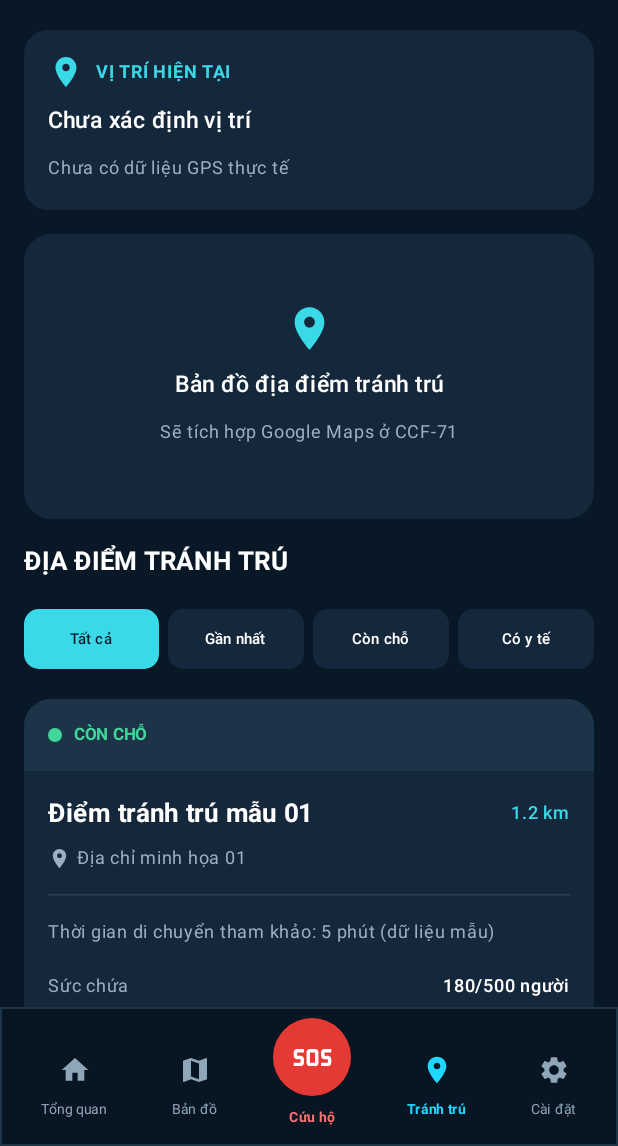
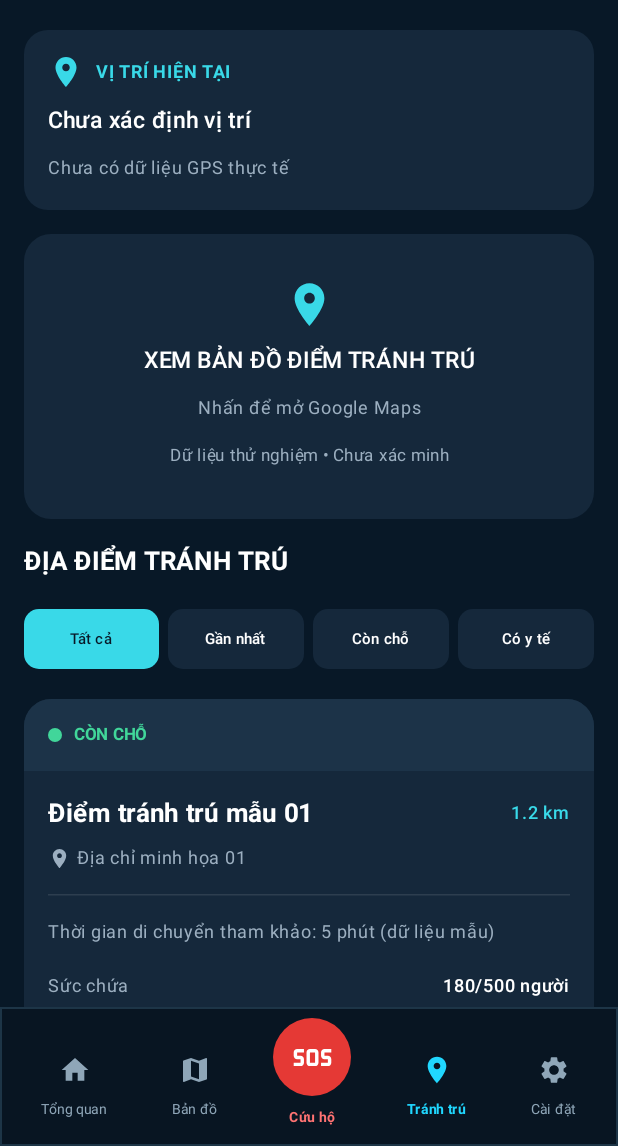
Before and after one commit to phandacphu/Cap1_C1SE76__FLOODGUARD, an Android app built with Jetpack Compose: the SafeLocationListScreen screen opened through its navigation route, on a phone screen of 412 x 824 dp, the part 90-1236 px from its top. Run offline under Robolectric (Android 15) with nearby library versions, the light colour scheme and no system bars.

Commit message:
fix(mobile): connect Safe Location screens to Google Maps CCF-71

```diff
--- a/mobile/app/src/main/java/com/example/floodguard/ui/navigation/AppNavGraph.kt
+++ b/mobile/app/src/main/java/com/example/floodguard/ui/navigation/AppNavGraph.kt
@@ -342,6 +342,11 @@ fun AppNavGraph(
                 onBack = {
                     navController.popBackStack()
                 },
+                onMapClick = {
+                    navController.navigate(AppRoutes.MAP) {
+                        launchSingleTop = true
+                    }
+                },
 
                 onNotificationClick = {
                     Toast.makeText(
--- a/mobile/app/src/main/java/com/example/floodguard/ui/screens/home/HomeScreen.kt
+++ b/mobile/app/src/main/java/com/example/floodguard/ui/screens/home/HomeScreen.kt
@@ -1432,8 +1432,7 @@ private fun SafeShelterCard(
 
 
                     Text(
-                        text =
-                            "BẢN ĐỒ TUYẾN ĐƯỜNG AN TOÀN",
+                        text = "XEM BẢN ĐỒ NGẬP & ĐIỂM TRÚ",
 
                         color = WhiteText,
 
@@ -1445,8 +1444,7 @@ private fun SafeShelterCard(
 
 
                     Text(
-                        text =
-                            "Nhấn để xem bản đồ",
+                        text = "Nhấn để mở Google Maps • Dữ liệu thử nghiệm",
 
                         color = GrayText,
 
--- a/mobile/app/src/main/java/com/example/floodguard/ui/screens/safe_location/SafeLocationListScreen.kt
+++ b/mobile/app/src/main/java/com/example/floodguard/ui/screens/safe_location/SafeLocationListScreen.kt
@@ -5,6 +5,7 @@ import androidx.compose.foundation.layout.*
 import androidx.compose.foundation.lazy.LazyColumn
 import androidx.compose.foundation.lazy.items
 import androidx.compose.foundation.shape.RoundedCornerShape
+import androidx.compose.foundation.clickable
 import androidx.compose.material.icons.Icons
 import androidx.compose.material.icons.automirrored.filled.ArrowBack
 import androidx.compose.material.icons.filled.LocationOn
@@ -33,6 +34,7 @@ private val MutedText = Color(0xFF9CAFC0)
 @Composable
 fun SafeLocationListScreen(
     onBack: () -> Unit = {},
+    onMapClick: () -> Unit = {},
     onNotificationClick: () -> Unit = {},
     onProfileClick: () -> Unit = {},
     onViewDetail: (String) -> Unit = {},
@@ -79,7 +81,9 @@ fun SafeLocationListScreen(
             }
 
             item {
-                SafeLocationMapPreview()
+                SafeLocationMapPreview(
+                    onMapClick = onMapClick
+                )
             }
 
             item {
@@ -280,12 +284,16 @@ private fun GpsInformationCard(
     }
 }
 
+
 @Composable
-private fun SafeLocationMapPreview() {
+private fun SafeLocationMapPreview(
+    onMapClick: () -> Unit
+) {
     Card(
         modifier = Modifier
             .fillMaxWidth()
-            .height(190.dp),
+            .height(190.dp)
+            .clickable(onClick = onMapClick),
         shape = RoundedCornerShape(18.dp),
         colors = CardDefaults.cardColors(
             containerColor = SectionBackground
@@ -307,21 +315,28 @@ private fun SafeLocationMapPreview() {
                 )
 
                 Text(
-                    text = "Bản đồ địa điểm tránh trú",
+                    text = "XEM BẢN ĐỒ ĐIỂM TRÁNH TRÚ",
                     color = Color.White,
                     fontWeight = FontWeight.SemiBold,
                     fontSize = 15.sp
                 )
 
                 Text(
-                    text = "Sẽ tích hợp Google Maps ở CCF-71",
+                    text = "Nhấn để mở Google Maps",
                     color = MutedText,
                     fontSize = 12.sp
+                )
+
+                Text(
+                    text = "Dữ liệu thử nghiệm • Chưa xác minh",
+                    color = MutedText,
+                    fontSize = 11.sp
                 )
             }
         }
     }
 }
+
 
 @Composable
 private fun SafeLocationFilters(
```
